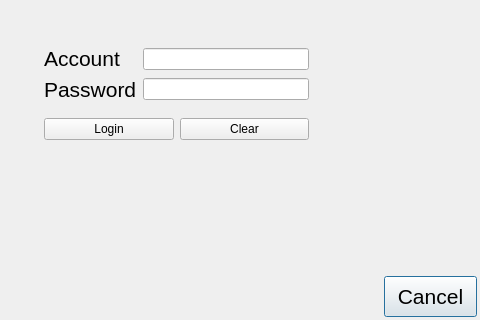
Ling2251/CS1D-Project-2-Baseball-Project, file loginpage.ui: the form before one commit; both pictures show x 106 to 586 and y 164 to 484 of the 586 by 484 pixel window.
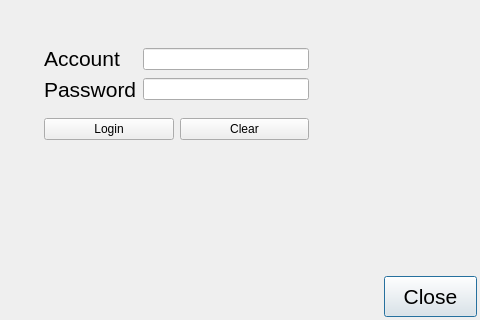
The form after the commit.

Commit message: fixed window title and hide the password in login

```diff
--- a/loginpage.ui
+++ b/loginpage.ui
@@ -41,7 +41,7 @@
     </font>
    </property>
    <property name="text">
-    <string>Cancel</string>
+    <string>Close</string>
    </property>
   </widget>
   <widget class="QWidget" name="layoutWidget">
```
Left out of the diff: 6 changed lines with no effect on the pictures. The commit also changes 4 other files.
